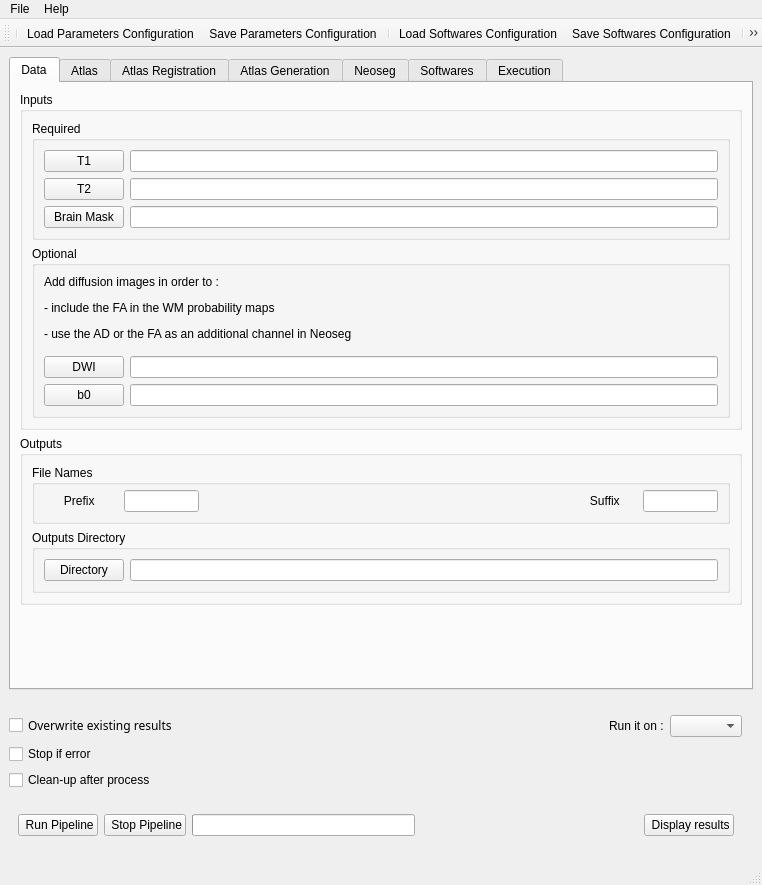
Before: the Qt Designer form Window.ui in hay318/NeosegPipeline, drawn with Qt 5.
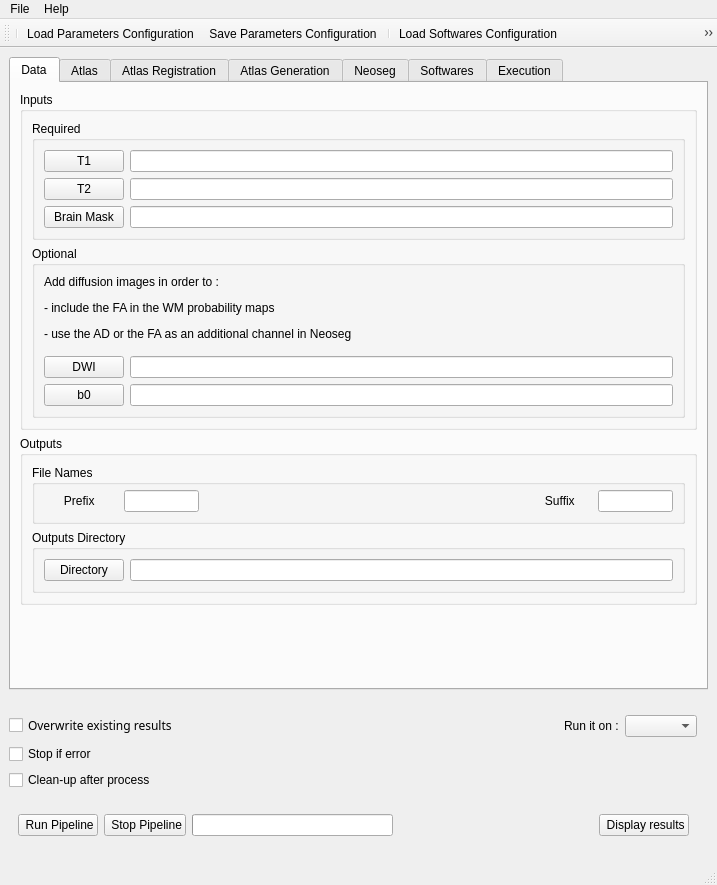
After: the same form once the commit is applied. The open tabs and pages were chosen to show the change. Icons and pictures are not drawn.

Patch:
```diff
--- a/Window.ui
+++ b/Window.ui
@@ -6,8 +6,8 @@
    <rect>
     <x>0</x>
     <y>0</y>
-    <width>762</width>
-    <height>870</height>
+    <width>717</width>
+    <height>882</height>
    </rect>
   </property>
   <property name="minimumSize">
@@ -2405,7 +2405,7 @@
     <rect>
      <x>0</x>
      <y>0</y>
-     <width>762</width>
+     <width>717</width>
      <height>22</height>
     </rect>
    </property>
```
Left out of the diff: 2 changed lines with no effect on the pictures.
